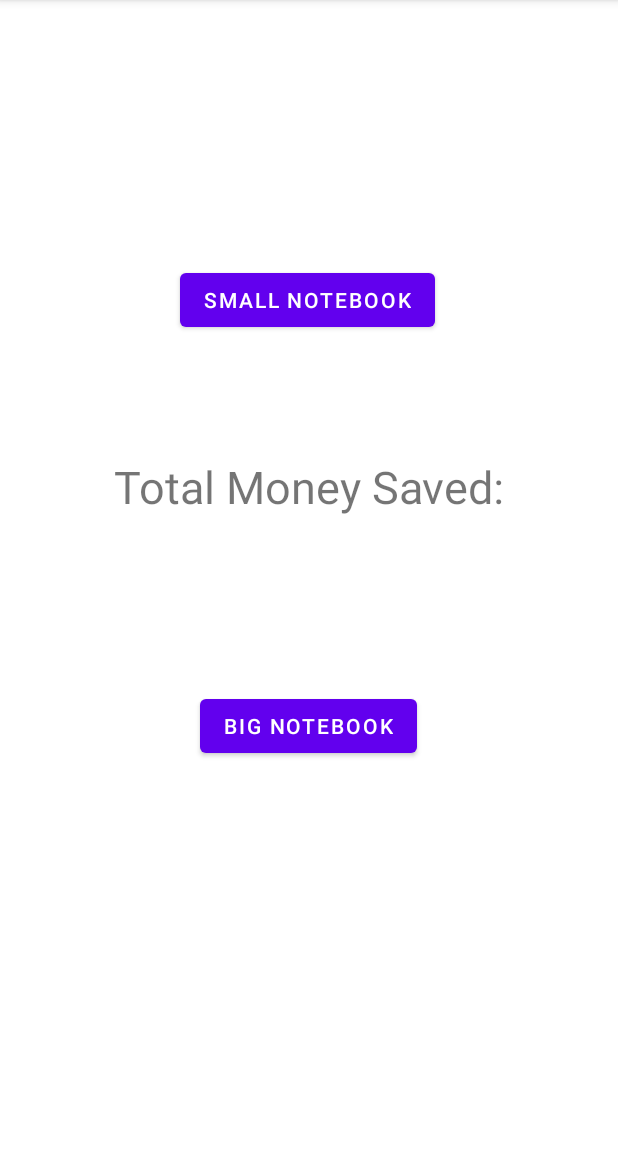
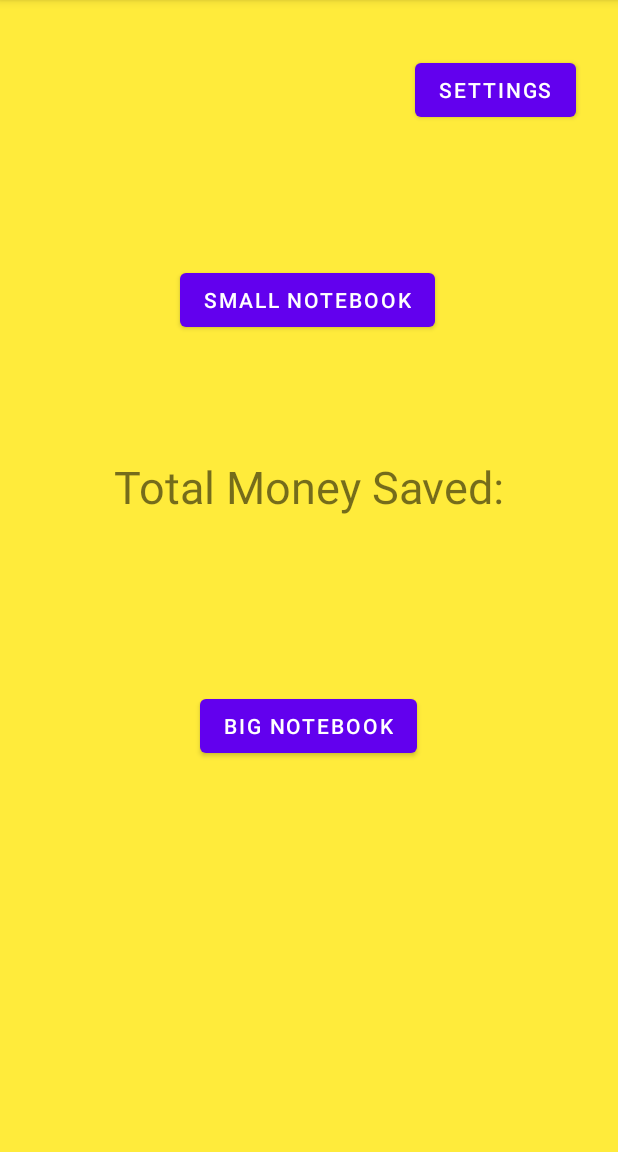
Before and after one commit to imohitsingh/Group-C-Final-Project, an Android app: the screen it shows after launch (MainActivity), on a phone screen of 412 x 824 dp, the part 84-1236 px from its top. Run offline under Robolectric (Android 15) with nearby library versions, the phone set to English and light mode, and no system bars.

Commit message:
14/03/21 - Added Settings Activity

```diff
--- a/app/src/main/AndroidManifest.xml
+++ b/app/src/main/AndroidManifest.xml
@@ -9,7 +9,8 @@
         android:roundIcon="@mipmap/ic_launcher_round"
         android:supportsRtl="true"
         android:theme="@style/Theme.GroupCFinalProject">
-        <activity android:name=".SmallNotebookActivity"></activity>
+        <activity android:name=".Settings"></activity>
+        <activity android:name=".SmallNotebookActivity" />
         <activity android:name=".BigNotebookActivity" />
         <activity android:name=".MainActivity">
             <intent-filter>
--- a/app/src/main/java/com/example/groupcfinalproject/MainActivity.java
+++ b/app/src/main/java/com/example/groupcfinalproject/MainActivity.java
@@ -23,4 +23,9 @@ public class MainActivity extends AppCompatActivity {
         Intent bignotebook_intent = new Intent(this, BigNotebookActivity.class);
         startActivity(bignotebook_intent);
     }
+
+    public void goTo_SettingsActivity(View view) {
+        Intent settings_intent = new Intent(this,Settings.class);
+        startActivity(settings_intent);
+    }
 }
--- a/app/src/main/res/layout/activity_main.xml
+++ b/app/src/main/res/layout/activity_main.xml
@@ -4,6 +4,7 @@
     xmlns:tools="http://schemas.android.com/tools"
     android:layout_width="match_parent"
     android:layout_height="match_parent"
+    android:background="#FFEB3B"
     tools:context=".MainActivity">
 
     <Button
@@ -40,4 +41,15 @@
         app:layout_constraintEnd_toEndOf="parent"
         app:layout_constraintStart_toStartOf="parent"
         app:layout_constraintTop_toBottomOf="@+id/button" />
+
+    <Button
+        android:id="@+id/settingsButton"
+        android:layout_width="wrap_content"
+        android:layout_height="wrap_content"
+        android:layout_marginTop="36dp"
+        android:layout_marginEnd="28dp"
+        android:onClick="goTo_SettingsActivity"
+        android:text="Settings"
+        app:layout_constraintEnd_toEndOf="parent"
+        app:layout_constraintTop_toTopOf="parent" />
 </androidx.constraintlayout.widget.ConstraintLayout>
```
Also changed, not shown: app/src/main/java/com/example/groupcfinalproject/Settings.java (added, +14 -0 lines), app/src/main/res/layout/activity_settings.xml (added, +50 -0 lines).
